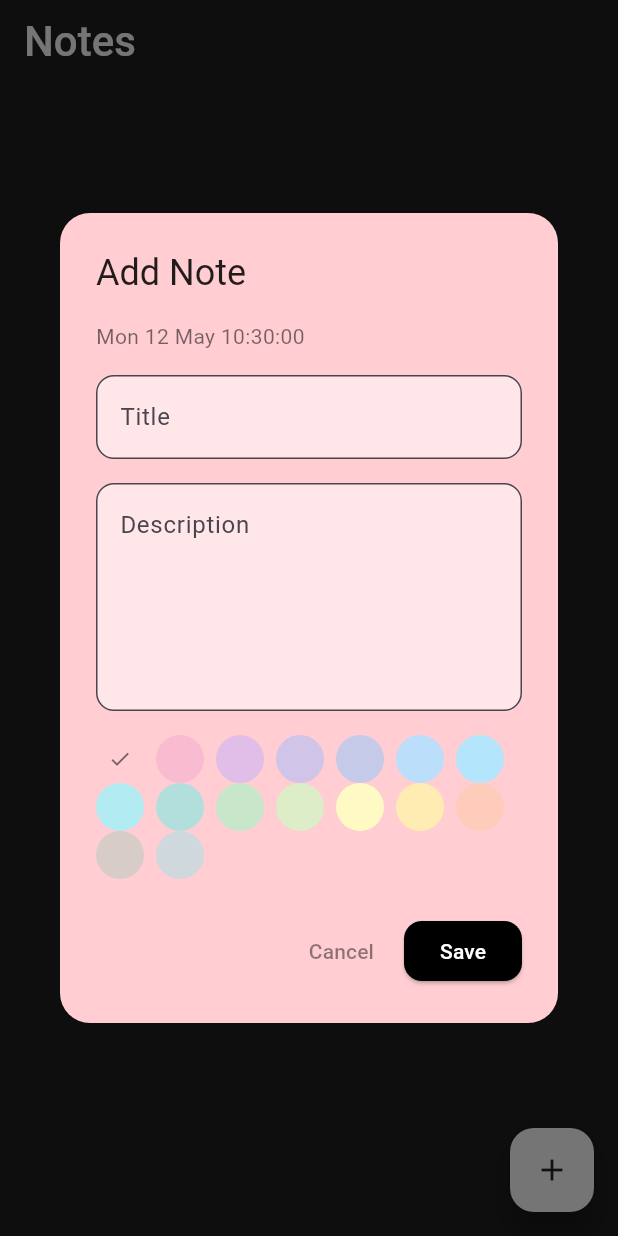
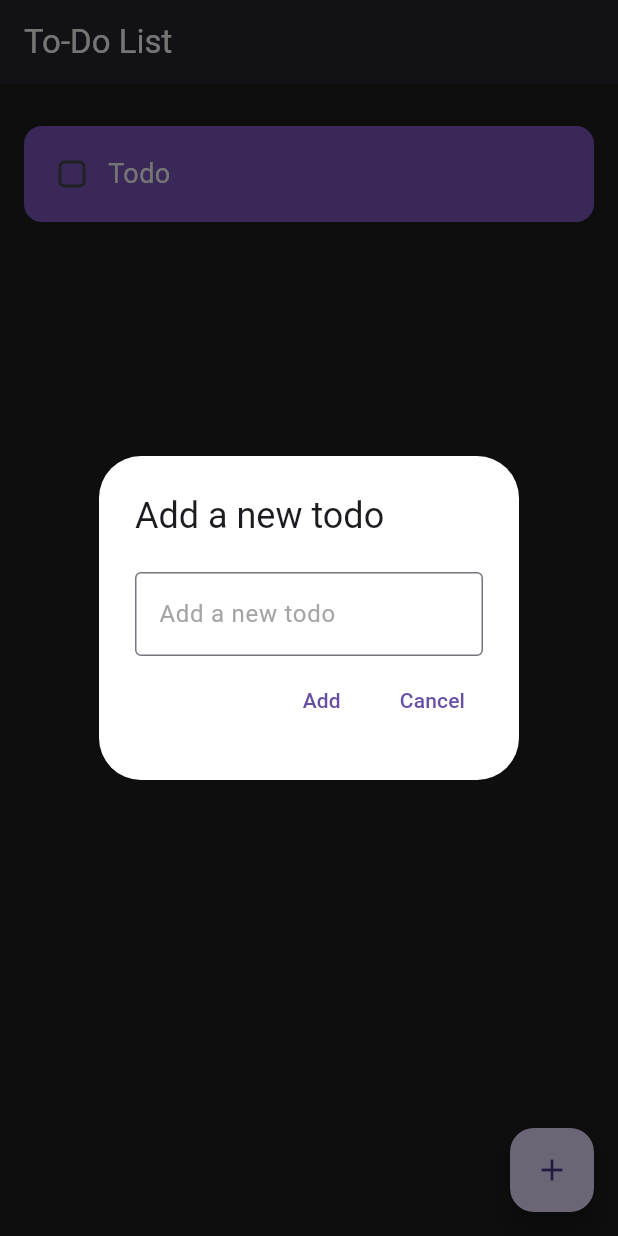
Before and after one commit to ashutosh-7503/Notes_app, a Flutter app: the screen it shows after launch, after a tap on the "add" icon, on a phone screen of 412 x 824 dp. Run offline on Flutter 3.47's test engine with Material 3 defaults, Android fonts, the phone set to English and light mode, and no system bars; drawn by our look-alikes of flutter_slidable; our stand-ins replace curved_navigation_bar, hive_flutter, sqflite; accounts and stored records are empty.

```diff
--- /dev/null
+++ b/lib/database/todo_databse.dart
@@ -0,0 +1,20 @@
+import 'package:hive_flutter/hive_flutter.dart';
+
+class TodoDatabase {
+  final _myBox = Hive.box('mybox');
+
+  List TodoList = [];
+  void createData() {
+    TodoList = [
+      ["Todo", false],
+    ];
+  }
+
+  void loadData() {
+    TodoList = _myBox.get("TODOLIST");
+  }
+
+  void updateDatabase() {
+    _myBox.put("TODOLIST", TodoList);
+  }
+}
--- a/lib/main.dart
+++ b/lib/main.dart
@@ -1,9 +1,13 @@
 import 'package:flutter/material.dart';
-import 'package:notes_app/screens/notes_screen.dart';
+import 'package:hive_flutter/adapters.dart';
+import 'package:hive_flutter/hive_flutter.dart';
+// import 'package:notes_app/screens/notes_screen.dart';
+import 'package:notes_app/screens/todolist_screen.dart';
 
-void main() {
+void main() async {
+  await Hive.initFlutter();
+  var box = await Hive.openBox("mybox");
   runApp(NotesApp());
-  debugPrint('App started');
 }
 
 class NotesApp extends StatelessWidget {
@@ -18,16 +22,7 @@ class NotesApp extends StatelessWidget {
         primarySwatch: Colors.blueGrey,
         scaffoldBackgroundColor: const Color(0xFF1E1E1E),
       ),
-      home: const NotesScreen(),
+      home: const TodolistScreen(),
     );
   }
 }
-
-class TempScreen extends StatelessWidget {
-  const TempScreen({super.key});
-
-  @override
-  Widget build(BuildContext context) {
-    return Scaffold(appBar: AppBar(title: const Text('Temporary app')));
-  }
-}
--- a/lib/screens/notes_screen.dart
+++ b/lib/screens/notes_screen.dart
@@ -1,5 +1,6 @@
 import 'dart:developer';
 
+import 'package:curved_navigation_bar/curved_navigation_bar.dart';
 import 'package:flutter/material.dart';
 import 'package:notes_app/database/notes_database.dart';
 import 'package:notes_app/screens/note_card.dart';
@@ -19,6 +20,12 @@ class _NotesScreenState extends State<NotesScreen> {
     super.initState();
     fetchNotes();
   }
+
+  int index = 0;
+  final items = <Widget>[
+    Icon(Icons.notes, size: 30),
+    Icon(Icons.add_box, size: 30),
+  ];
 
   Future<void> fetchNotes() async {
     try {
@@ -110,6 +117,7 @@ class _NotesScreenState extends State<NotesScreen> {
   @override
   Widget build(BuildContext context) {
     return Scaffold(
+      extendBody: true,
       appBar: AppBar(
         backgroundColor: Colors.transparent,
         elevation: 0,
@@ -186,6 +194,11 @@ class _NotesScreenState extends State<NotesScreen> {
                   },
                 ),
               ),
+      bottomNavigationBar: CurvedNavigationBar(
+        items: items,
+        backgroundColor: Colors.transparent,
+        index: index,
+      ),
     );
   }
 }
--- /dev/null
+++ b/lib/screens/todolist_screen.dart
@@ -0,0 +1,104 @@
+import 'package:flutter/material.dart';
+import 'package:hive_flutter/adapters.dart';
+import 'package:notes_app/database/todo_databse.dart';
+import 'package:notes_app/utils/dialog_box.dart';
+import 'package:notes_app/utils/todo_item.dart';
+
+class TodolistScreen extends StatefulWidget {
+  const TodolistScreen({super.key});
+
+  @override
+  State<TodolistScreen> createState() => _TodolistScreenState();
+}
+
+class _TodolistScreenState extends State<TodolistScreen> {
+  // List TodoList = [
+  //   ["Todo", false],
+  //   ["todo", false],
+  //   ["todo", false],
+  //   ["todo", false],
+  //   ["todo", false],
+  // ];
+  final _myBox = Hive.box("mybox");
+  TodoDatabase db = TodoDatabase();
+
+  @override
+  void initState() {
+    if (_myBox.get("TODOLIST") == null) {
+      db.createData();
+      print("object");
+    } else {
+      db.loadData();
+      print(db.TodoList);
+    }
+    super.initState();
+  }
+
+  final _controller = TextEditingController();
+  void onSave() {
+    setState(() {
+      db.TodoList.add([_controller.text, false]);
+      db.updateDatabase();
+      db.loadData();
+      _controller.clear();
+      Navigator.of(context).pop();
+    });
+  }
+
+  void createNewTodo() {
+    showDialog(
+      context: context,
+      builder: (context) {
+        return DialogBox(
+          controller: _controller,
+          onCancel: () => Navigator.of(context).pop(),
+          onSave: () => onSave(),
+        );
+      },
+    );
+  }
+
+  void checkBoxChanged(bool? value, int index) {
+    setState(() {
+      db.TodoList[index][1] = !db.TodoList[index][1];
+      db.updateDatabase();
+      db.loadData();
+    });
+  }
+
+  void deleteTask(int index) {
+    setState(() {
+      db.TodoList.removeAt(index);
+    });
+    db.updateDatabase();
+  }
+
+  @override
+  Widget build(BuildContext context) {
+    return Scaffold(
+      backgroundColor: Color(0xFF1E1E1E),
+      appBar: AppBar(
+        title: const Text('To-Do List', style: TextStyle(color: Colors.white)),
+        backgroundColor: Colors.transparent,
+        elevation: 10,
+      ),
+      body: ListView.builder(
+        padding: const EdgeInsets.symmetric(vertical: 20),
+        itemCount: db.TodoList.length,
+
+        itemBuilder: (context, index) {
+          return TodoItem(
+            isChecked: db.TodoList[index][1],
+            onChanged: (value) => checkBoxChanged(value, index),
+            todoText: db.TodoList[index][0],
+            onPressed: (context) => deleteTask(index),
+          );
+        },
+      ),
+      floatingActionButton: FloatingActionButton(
+        onPressed: createNewTodo,
+        child: Icon(Icons.add),
+      ),
+    );
+  }
+}
--- /dev/null
+++ b/lib/utils/dialog_box.dart
@@ -0,0 +1,46 @@
+import 'package:flutter/material.dart';
+
+class DialogBox extends StatelessWidget {
+  final controller;
+  final VoidCallback onSave;
+  final VoidCallback onCancel;
+  const DialogBox({
+    super.key,
+    required this.controller,
+    required this.onSave,
+    required this.onCancel,
+  });
+  @override
+  Widget build(BuildContext context) {
+    return AlertDialog(
+      backgroundColor: const Color.fromARGB(255, 255, 255, 255),
+      title: const Text('Add a new todo'),
+      content: Container(
+        height: 120,
+        child: Column(
+          mainAxisAlignment: MainAxisAlignment.spaceEvenly,
+          children: [
+            TextField(
+              controller: controller,
+              decoration: InputDecoration(
+                border: OutlineInputBorder(),
+                hintText: 'Add a new todo',
+                hintStyle: const TextStyle(
+                  color: Color.fromARGB(255, 165, 165, 165),
+                ),
+              ),
+            ),
+            Row(
+              mainAxisAlignment: MainAxisAlignment.end,
+              children: [
+                TextButton(onPressed: onSave, child: Text('Add')),
+                const SizedBox(width: 8),
+                TextButton(onPressed: onCancel, child: Text('Cancel')),
+              ],
+            ),
+          ],
+        ),
+      ),
+    );
+  }
+}
--- /dev/null
+++ b/lib/utils/todo_item.dart
@@ -0,0 +1,68 @@
+import 'package:flutter/material.dart';
+import 'package:flutter_slidable/flutter_slidable.dart';
+
+class TodoItem extends StatelessWidget {
+  final bool isChecked;
+  final String todoText;
+  final Function(bool?)? onChanged;
+  final Function(BuildContext)? onPressed;
+  const TodoItem({
+    super.key,
+    required this.isChecked,
+    required this.todoText,
+    required this.onChanged,
+    required this.onPressed,
+  });
+
+  @override
+  Widget build(BuildContext context) {
+    return Slidable(
+      endActionPane: ActionPane(
+        motion: const StretchMotion(),
+        children: [
+          SlidableAction(
+            onPressed: onPressed,
+            icon: Icons.delete,
+            backgroundColor: Colors.red,
+            borderRadius: BorderRadius.circular(12),
+          ),
+        ],
+      ),
+      child: Container(
+        padding: const EdgeInsets.all(8),
+        margin: const EdgeInsets.symmetric(vertical: 8, horizontal: 16),
+        decoration: BoxDecoration(
+          color: Colors.deepPurple[400],
+          borderRadius: BorderRadius.circular(12),
+        ),
+        child: Row(
+          children: [
+            Checkbox(
+              shape: RoundedRectangleBorder(
+                borderRadius: BorderRadius.circular(4),
+              ),
+              value: isChecked,
+              onChanged: onChanged,
+              activeColor: Colors.deepPurple[300],
+              checkColor: Colors.white,
+              // activeColor: Colors.white,
+            ),
+            Text(
+              todoText,
+              style: TextStyle(
+                color: Colors.white,
+                fontSize: 18,
+                decoration:
+                    isChecked
+                        ? TextDecoration.lineThrough
+                        : TextDecoration.none,
+                decorationColor: Colors.white,
+                decorationThickness: 2,
+              ),
+            ),
+          ],
+        ),
+      ),
+    );
+  }
+}
```
Also changed, not shown: pubspec.yaml (+8 -0 lines), pubspec.lock, 5 other files.
